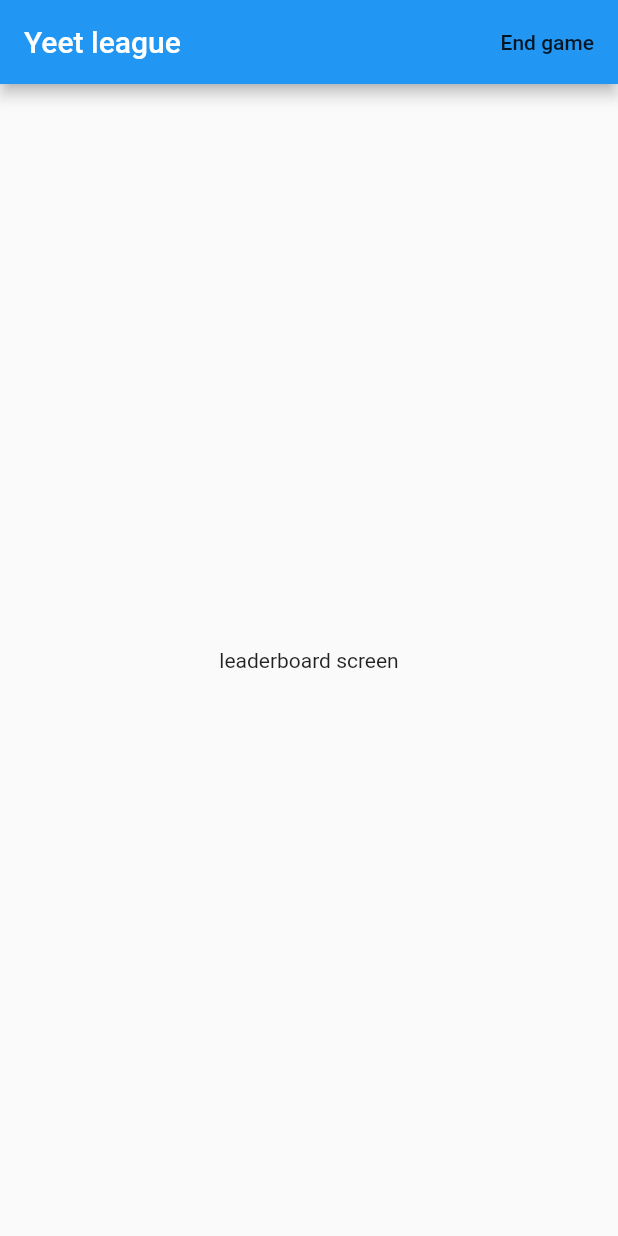
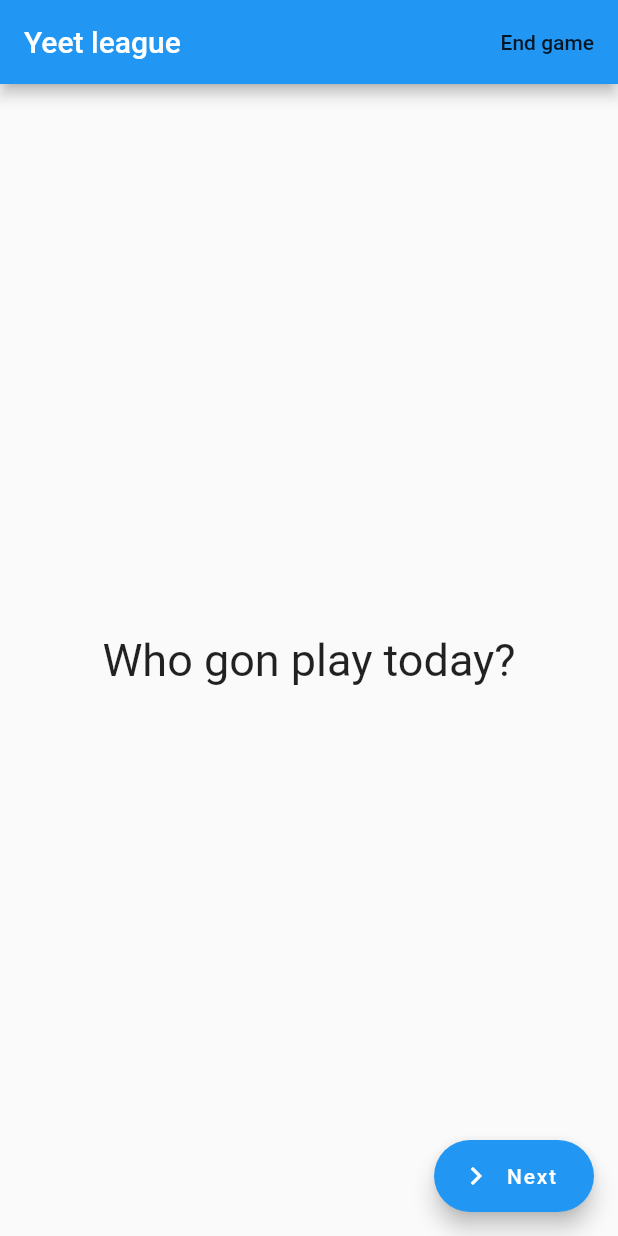
Before and after one commit to tamari-gray/skate-comp, a Flutter app: the LeaderBoard screen opened directly, on a phone screen of 412 x 824 dp. Run offline on Flutter 3.47's test engine with Material 2 defaults, Android fonts, the phone set to English and light mode, and no system bars.

Commit message:
add first score to players

```diff
--- a/lib/models/skater.dart
+++ b/lib/models/skater.dart
@@ -1,23 +1,26 @@
 class Skater {
   final String name;
-  Map<String, int> scores = {
-    run_1: 0,
-    run_2: 0,
-    trick_1: 0,
-    trick_2: 0,
-    trick_3: 0,
-    trick_4: 0,
-    trick_5: 0,
+  Map<String, double> scores = {
+    run_1: null,
+    run_2: null,
+    trick_1: null,
+    trick_2: null,
+    trick_3: null,
+    trick_4: null,
+    trick_5: null,
   };
-  int get totalScore => scores.values.reduce((sum, score) => sum + score);
+
+  double get totalScore => scores.values
+      .where((attempt) => attempt != null)
+      .reduce((value, element) => value + element);
 
   Skater({this.name});
 }
 
-final String run_1 = "run-1";
-final String run_2 = "run-2";
-final String trick_1 = "trick-1";
-final String trick_2 = "trick-2";
-final String trick_3 = "trick-3";
-final String trick_4 = "trick-4";
-final String trick_5 = "trick-5";
+final String run_1 = "run_1";
+final String run_2 = "run_2";
+final String trick_1 = "trick_1";
+final String trick_2 = "trick_2";
+final String trick_3 = "trick_3";
+final String trick_4 = "trick_4";
+final String trick_5 = "trick_5";
--- a/lib/screens/leaderboard.dart
+++ b/lib/screens/leaderboard.dart
@@ -18,6 +18,7 @@ class _LeaderBoardState extends State<LeaderBoard> {
           FlatButton(
             child: Text("End game"),
             onPressed: () {
+              //                   DO ARE YOU SURE POPUP v
               // reset game
               Provider.of<ContestState>(context, listen: false).reset();
               //route to lobby
@@ -26,8 +27,39 @@ class _LeaderBoardState extends State<LeaderBoard> {
           ),
         ],
       ),
-      body: Center(
-        child: Text("leaderboard screen"),
+      floatingActionButton: FloatingActionButton.extended(
+        onPressed: () {
+          // go to scoring route
+        },
+        label: Text('Next '),
+        icon: Icon(Icons.navigate_next),
+        // backgroundColor: Colors.pink,
+      ),
+      body: Consumer<ContestState>(
+        builder: (context, contest, child) {
+          return contest.skaters.length == 0
+              ? Center(
+                  child: Text(
+                    'Who gon play today?',
+                    style: TextStyle(fontSize: 30),
+                  ),
+                )
+              : ListView.builder(
+                  padding: const EdgeInsets.all(8),
+                  itemCount: contest.skaters.length,
+                  itemBuilder: (BuildContext context, int index) {
+                    return Card(
+                      child: ListTile(
+                        title: Text('${contest.skaters[index].name}'),
+                        // subtitle: Text('up next'),
+                        trailing: Text('${contest.skaters[index].totalScore}'),
+                        onTap: () {
+                          contest.removeSkater(contest.skaters[index].name);
+                        },
+                      ),
+                    );
+                  });
+        },
       ),
     );
   }
```
Also changed, not shown: lib/state.dart (+60 -0 lines), 1 other file.
